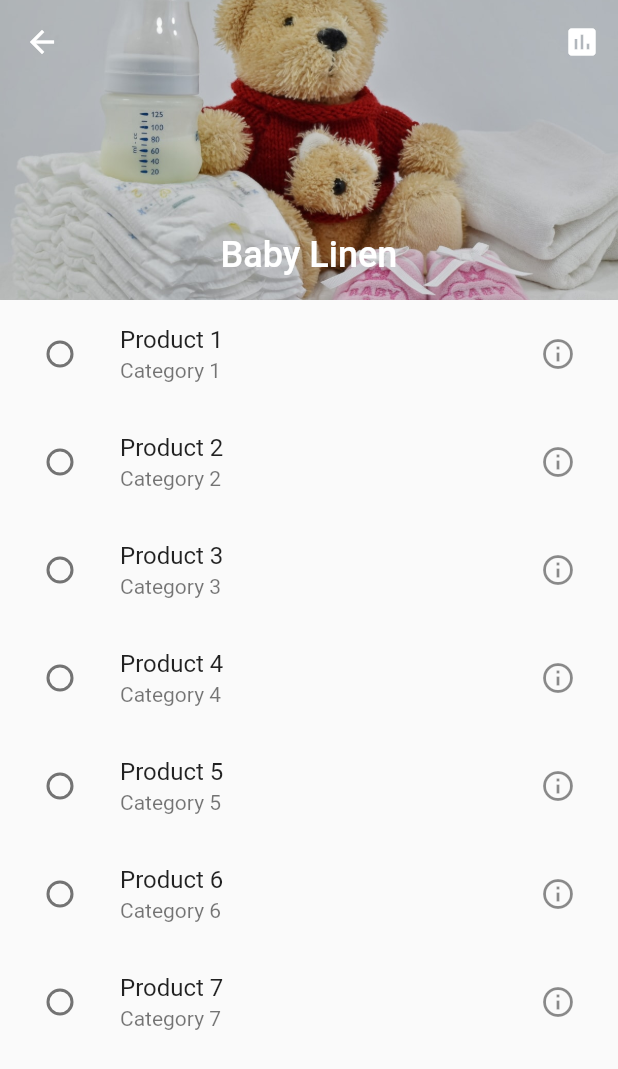
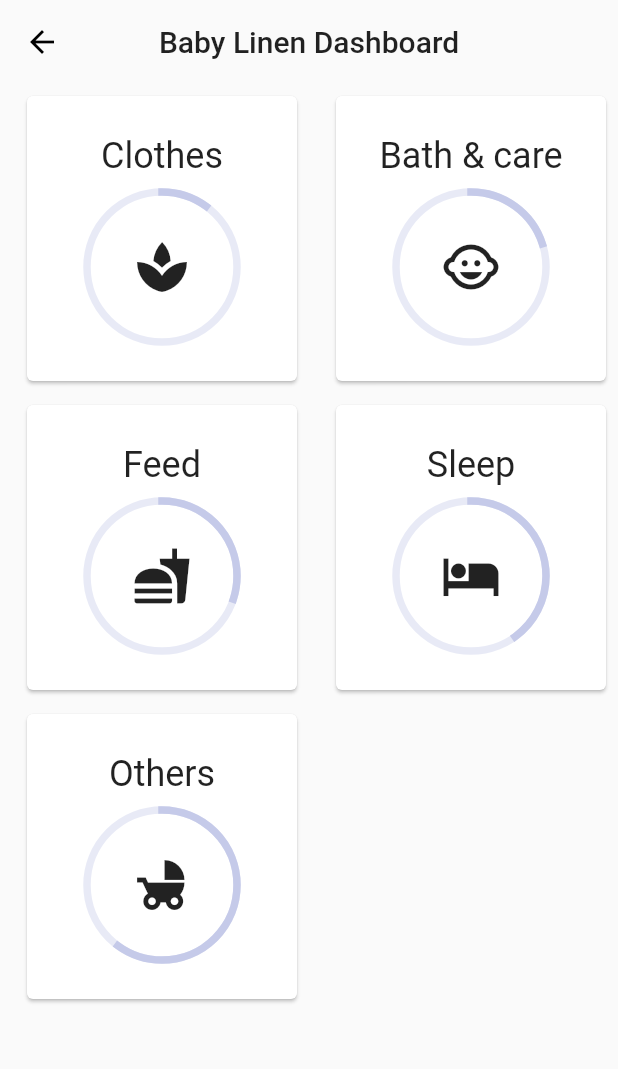
Before and after one commit to ReccaFlames/pregnancy_card, a Flutter app: the BabyLinenPage screen opened directly, after a tap on the "insert chart" icon, on a phone screen of 412 x 824 dp. Shown: the top 1069 px of the screen. Run offline on Flutter 3.47's test engine with Material 2 defaults, Android fonts, the phone set to English and light mode, and no system bars; our stand-ins replace circular_check_box, image_picker, numberpicker; network calls fail; project files that could hold a hidden picture were left out.

Commit message:
tech: Added baby linen statistics dashboard

```diff
--- a/lib/baby_linen_page.dart
+++ b/lib/baby_linen_page.dart
@@ -1,6 +1,8 @@
 import 'package:circular_check_box/circular_check_box.dart';
 import 'package:flutter/material.dart';
 import 'package:pregnancy_card/product_details_page.dart';
+
+import 'baby_linen_statistics_page.dart';
 
 class BabyLinenPage extends StatefulWidget {
   @override
@@ -32,7 +34,10 @@ class BabyLinenPageState extends State<BabyLinenPage> {
                     color: Colors.white,
                   ),
                   onPressed: () {
-
+                    Navigator.push(
+                      context,
+                      MaterialPageRoute(builder: (context) => BabyLinenStatisticsPage()),
+                    );
                   },
                 ),
               ],
--- /dev/null
+++ b/lib/baby_linen_statistics_page.dart
@@ -0,0 +1,71 @@
+import 'package:flutter/material.dart';
+import 'package:pregnancy_card/progress_painter.dart';
+
+class BabyLinenStatisticsPage extends StatefulWidget {
+  @override
+  State<StatefulWidget> createState() => BabyLinenStatisticsPageState();
+}
+
+class BabyLinenStatisticsPageState extends State<BabyLinenStatisticsPage> {
+  @override
+  Widget build(BuildContext context) {
+    return Scaffold(
+      appBar: AppBar(
+        title: Text('Baby Linen Dashboard'),
+        centerTitle: true,
+        backgroundColor: Colors.transparent,
+        elevation: 0,
+      ),
+      body: GridView.count(
+        crossAxisCount: 2,
+        children: <Widget>[
+          statisticCard('Clothes', 10, Icons.spa),
+          statisticCard('Bath & care', 20, Icons.child_care),
+          statisticCard('Feed', 30, Icons.fastfood),
+          statisticCard('Sleep', 40, Icons.hotel),
+          statisticCard('Others', 60, Icons.child_friendly),
+        ],
+      ),
+    );
+  }
+
+  statisticCard(String title, double completedPercentage, IconData icon) {
+    return Padding(
+      padding: const EdgeInsets.all(8.0),
+      child: Card(
+        margin: EdgeInsets.only(left: 10),
+        child: Column(
+          mainAxisAlignment: MainAxisAlignment.center,
+          children: <Widget>[
+            Text(
+              title,
+              style: TextStyle(
+                fontSize: 24,
+              ),
+            ),
+            SizedBox(height: 10.0,),
+            myCustomPaint(completedPercentage, icon),
+          ],
+        ),
+      ),
+    );
+  }
+
+  myCustomPaint(double completedPercentage, IconData icon) {
+    return CustomPaint(
+      child: Center(
+        child: Container(
+          width: 100,
+          height: 100,
+          child: Icon(icon, size: 40,),
+        ),
+      ),
+      foregroundPainter: ProgressPainter(
+          percentageCompletedCircleColor: Theme.of(context).primaryColor,
+          defaultCircleColor: Theme.of(context).primaryColorLight,
+          completedPercentage: completedPercentage,
+          circleWidth: 5.0),
+    );
+  }
+
+}
```
